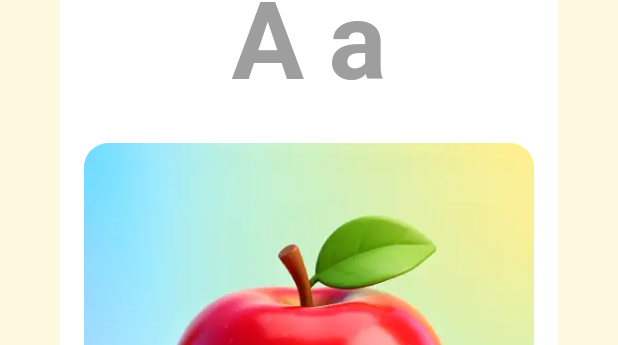
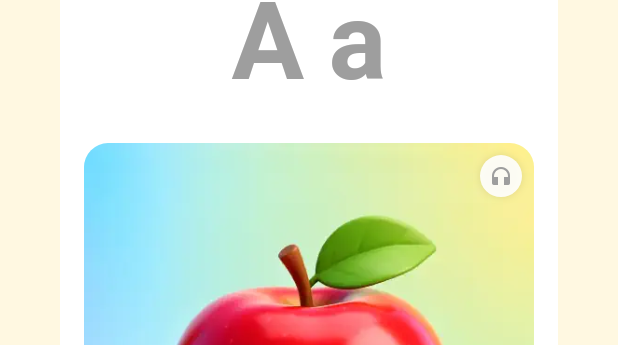
Before and after one commit to rickydZA/phonics_abc_app, a Flutter app: the LetterPopup widget shown alone on an empty page, opened directly with sample values from the repository, on a phone screen of 412 x 824 dp. Shown: the part 291-636 px from the top of the screen. Run offline on Flutter 3.47's test engine with Material 3 defaults, Android fonts, the phone set to English and light mode, and no system bars; our stand-ins replace audioplayers.

Commit message:
Add podcast episode links to letter popups (v0.1.0+7)
- Add podcastId field to LetterData model with URL mapping
- Add subtle podcast icon badge on letter images
- Implement podcast launching with loading state and error handling
- Convert LetterPopup to StatefulWidget for loading feedback
- Add error handling for mascot image with fallback
- Consistent error logging and mounted checks across URL launchers
- Podcast URLs link to englishteacher.com.tw/ywgssj episodes

Co-Authored-By: Claude Sonnet 4.5 <noreply@anthropic.com>

```diff
--- a/lib/data/letter_data.dart
+++ b/lib/data/letter_data.dart
@@ -1,46 +1,51 @@
 class LetterData {
+  static const String podcastBaseUrl = 'https://www.englishteacher.com.tw/ywgssj/';
+
   final String letter;
   final String word;
   final String imagePath;
   final String audioPath;
+  final int podcastId;
 
   const LetterData({
     required this.letter,
     required this.word,
     required this.imagePath,
     required this.audioPath,
+    required this.podcastId,
   });
 
   String get upperCase => letter.toUpperCase();
   String get lowerCase => letter.toLowerCase();
   String get capitalizedWord => word[0].toUpperCase() + word.substring(1);
+  String get podcastUrl => '$podcastBaseUrl$podcastId.html';
 }
 
 const List<LetterData> alphabetData = [
-  LetterData(letter: 'A', word: 'apple', imagePath: 'assets/images/a_apple.webp', audioPath: 'assets/audio/a.mp3'),
-  LetterData(letter: 'B', word: 'ball', imagePath: 'assets/images/b_ball.webp', audioPath: 'assets/audio/b.mp3'),
-  LetterData(letter: 'C', word: 'cat', imagePath: 'assets/images/c_cat.webp', audioPath: 'assets/audio/c.mp3'),
-  LetterData(letter: 'D', word: 'dog', imagePath: 'assets/images/d_dog.webp', audioPath: 'assets/audio/d.mp3'),
-  LetterData(letter: 'E', word: 'elephant', imagePath: 'assets/images/e_elephant.webp', audioPath: 'assets/audio/e.mp3'),
-  LetterData(letter: 'F', word: 'frog', imagePath: 'assets/images/f_frog.webp', audioPath: 'assets/audio/f.mp3'),
-  LetterData(letter: 'G', word: 'gorilla', imagePath: 'assets/images/g_gorilla.webp', audioPath: 'assets/audio/g.mp3'),
-  LetterData(letter: 'H', word: 'hat', imagePath: 'assets/images/h_hat.webp', audioPath: 'assets/audio/h.mp3'),
-  LetterData(letter: 'I', word: 'igloo', imagePath: 'assets/images/i_igloo.webp', audioPath: 'assets/audio/i.mp3'),
-  LetterData(letter: 'J', word: 'jam', imagePath: 'assets/images/j_jam.webp', audioPath: 'assets/audio/j.mp3'),
-  LetterData(letter: 'K', word: 'kite', imagePath: 'assets/images/k_kite.webp', audioPath: 'assets/audio/k.mp3'),
-  LetterData(letter: 'L', word: 'lion', imagePath: 'assets/images/l_lion.webp', audioPath: 'assets/audio/l.mp3'),
-  LetterData(letter: 'M', word: 'monkey', imagePath: 'assets/images/m_monkey.webp', audioPath: 'assets/audio/m.mp3'),
-  LetterData(letter: 'N', word: 'nurse', imagePath: 'assets/images/n_nurse.webp', audioPath: 'assets/audio/n.mp3'),
-  LetterData(letter: 'O', word: 'octopus', imagePath: 'assets/images/o_octopus.webp', audioPath: 'assets/audio/o.mp3'),
-  LetterData(letter: 'P', word: 'pig', imagePath: 'assets/images/p_pig.webp', audioPath: 'assets/audio/p.mp3'),
-  LetterData(letter: 'Q', word: 'queen', imagePath: 'assets/images/q_queen.webp', audioPath: 'assets/audio/q.mp3'),
-  LetterData(letter: 'R', word: 'rainbow', imagePath: 'assets/images/r_rainbow.webp', audioPath: 'assets/audio/r.mp3'),
-  LetterData(letter: 'S', word: 'sun', imagePath: 'assets/images/s_sun.webp', audioPath: 'assets/audio/s.mp3'),
-  LetterData(letter: 'T', word: 'turtle', imagePath: 'assets/images/t_turtle.webp', audioPath: 'assets/audio/t.mp3'),
-  LetterData(letter: 'U', word: 'umbrella', imagePath: 'assets/images/u_umbrella.webp', audioPath: 'assets/audio/u.mp3'),
-  LetterData(letter: 'V', word: 'violin', imagePath: 'assets/images/v_violin.webp', audioPath: 'assets/audio/v.mp3'),
-  LetterData(letter: 'W', word: 'window', imagePath: 'assets/images/w_window.webp', audioPath: 'assets/audio/w.mp3'),
-  LetterData(letter: 'X', word: 'fox', imagePath: 'assets/images/x_fox.webp', audioPath: 'assets/audio/x.mp3'),
-  LetterData(letter: 'Y', word: 'yellow', imagePath: 'assets/images/y_yellow.webp', audioPath: 'assets/audio/y.mp3'),
-  LetterData(letter: 'Z', word: 'zebra', imagePath: 'assets/images/z_zebra.webp', audioPath: 'assets/audio/z.mp3'),
+  LetterData(letter: 'A', word: 'apple', imagePath: 'assets/images/a_apple.webp', audioPath: 'assets/audio/a.mp3', podcastId: 16),
+  LetterData(letter: 'B', word: 'ball', imagePath: 'assets/images/b_ball.webp', audioPath: 'assets/audio/b.mp3', podcastId: 17),
+  LetterData(letter: 'C', word: 'cat', imagePath: 'assets/images/c_cat.webp', audioPath: 'assets/audio/c.mp3', podcastId: 18),
+  LetterData(letter: 'D', word: 'dog', imagePath: 'assets/images/d_dog.webp', audioPath: 'assets/audio/d.mp3', podcastId: 19),
+  LetterData(letter: 'E', word: 'elephant', imagePath: 'assets/images/e_elephant.webp', audioPath: 'assets/audio/e.mp3', podcastId: 20),
+  LetterData(letter: 'F', word: 'frog', imagePath: 'assets/images/f_frog.webp', audioPath: 'assets/audio/f.mp3', podcastId: 21),
+  LetterData(letter: 'G', word: 'gorilla', imagePath: 'assets/images/g_gorilla.webp', audioPath: 'assets/audio/g.mp3', podcastId: 22),
+  LetterData(letter: 'H', word: 'hat', imagePath: 'assets/images/h_hat.webp', audioPath: 'assets/audio/h.mp3', podcastId: 23),
+  LetterData(letter: 'I', word: 'igloo', imagePath: 'assets/images/i_igloo.webp', audioPath: 'assets/audio/i.mp3', podcastId: 24),
+  LetterData(letter: 'J', word: 'jam', imagePath: 'assets/images/j_jam.webp', audioPath: 'assets/audio/j.mp3', podcastId: 25),
+  LetterData(letter: 'K', word: 'kite', imagePath: 'assets/images/k_kite.webp', audioPath: 'assets/audio/k.mp3', podcastId: 26),
+  LetterData(letter: 'L', word: 'lion', imagePath: 'assets/images/l_lion.webp', audioPath: 'assets/audio/l.mp3', podcastId: 27),
+  LetterData(letter: 'M', word: 'monkey', imagePath: 'assets/images/m_monkey.webp', audioPath: 'assets/audio/m.mp3', podcastId: 28),
+  LetterData(letter: 'N', word: 'nurse', imagePath: 'assets/images/n_nurse.webp', audioPath: 'assets/audio/n.mp3', podcastId: 29),
+  LetterData(letter: 'O', word: 'octopus', imagePath: 'assets/images/o_octopus.webp', audioPath: 'assets/audio/o.mp3', podcastId: 30),
+  LetterData(letter: 'P', word: 'pig', imagePath: 'assets/images/p_pig.webp', audioPath: 'assets/audio/p.mp3', podcastId: 31),
+  LetterData(letter: 'Q', word: 'queen', imagePath: 'assets/images/q_queen.webp', audioPath: 'assets/audio/q.mp3', podcastId: 10),
+  LetterData(letter: 'R', word: 'rainbow', imagePath: 'assets/images/r_rainbow.webp', audioPath: 'assets/audio/r.mp3', podcastId: 36),
+  LetterData(letter: 'S', word: 'sun', imagePath: 'assets/images/s_sun.webp', audioPath: 'assets/audio/s.mp3', podcastId: 37),
+  LetterData(letter: 'T', word: 'turtle', imagePath: 'assets/images/t_turtle.webp', audioPath: 'assets/audio/t.mp3', podcastId: 38),
+  LetterData(letter: 'U', word: 'umbrella', imagePath: 'assets/images/u_umbrella.webp', audioPath: 'assets/audio/u.mp3', podcastId: 39),
+  LetterData(letter: 'V', word: 'violin', imagePath: 'assets/images/v_violin.webp', audioPath: 'assets/audio/v.mp3', podcastId: 40),
+  LetterData(letter: 'W', word: 'window', imagePath: 'assets/images/w_window.webp', audioPath: 'assets/audio/w.mp3', podcastId: 43),
+  LetterData(letter: 'X', word: 'fox', imagePath: 'assets/images/x_fox.webp', audioPath: 'assets/audio/x.mp3', podcastId: 42),
+  LetterData(letter: 'Y', word: 'yellow', imagePath: 'assets/images/y_yellow.webp', audioPath: 'assets/audio/y.mp3', podcastId: 44),
+  LetterData(letter: 'Z', word: 'zebra', imagePath: 'assets/images/z_zebra.webp', audioPath: 'assets/audio/z.mp3', podcastId: 45),
 ];
--- a/lib/widgets/letter_popup.dart
+++ b/lib/widgets/letter_popup.dart
@@ -5,7 +5,7 @@ import '../constants/branding.dart';
 import '../data/letter_data.dart';
 import '../services/audio_service.dart';
 
-class LetterPopup extends StatelessWidget {
+class LetterPopup extends StatefulWidget {
   final LetterData letterData;
   final Color tileColor;
 
@@ -14,6 +14,13 @@ class LetterPopup extends StatelessWidget {
     required this.letterData,
     required this.tileColor,
   });
+
+  @override
+  State<LetterPopup> createState() => _LetterPopupState();
+}
+
+class _LetterPopupState extends State<LetterPopup> {
+  bool _isLaunching = false;
 
   @override
   Widget build(BuildContext context) {
@@ -58,20 +65,20 @@ class LetterPopup extends StatelessWidget {
               mainAxisAlignment: MainAxisAlignment.center,
               children: [
                 Text(
-                  letterData.upperCase,
+                  widget.letterData.upperCase,
                   style: TextStyle(
                     fontSize: 72,
                     fontWeight: FontWeight.bold,
-                    color: tileColor,
+                    color: widget.tileColor,
                   ),
                 ),
                 const SizedBox(width: 16),
                 Text(
-                  letterData.lowerCase,
+                  widget.letterData.lowerCase,
                   style: TextStyle(
                     fontSize: 72,
                     fontWeight: FontWeight.bold,
-                    color: tileColor,
+                    color: widget.tileColor,
                   ),
                 ),
               ],
@@ -82,11 +89,11 @@ class LetterPopup extends StatelessWidget {
             const SizedBox(height: 16),
             // Word text
             Text(
-              letterData.capitalizedWord,
+              widget.letterData.capitalizedWord,
               style: TextStyle(
                 fontSize: 32,
                 fontWeight: FontWeight.w600,
-                color: tileColor,
+                color: widget.tileColor,
               ),
             ),
             const SizedBox(height: 12),
@@ -104,6 +111,22 @@ class LetterPopup extends StatelessWidget {
                         width: 20,
                         height: 20,
                         fit: BoxFit.cover,
+                        errorBuilder: (context, error, stackTrace) {
+                          // Fallback: show small icon if mascot image fails
+                          return Container(
+                            width: 20,
+                            height: 20,
+                            decoration: BoxDecoration(
+                              color: AppColors.textPrimary.withValues(alpha: 0.1),
+                              shape: BoxShape.circle,
+                            ),
+                            child: Icon(
+                              Icons.school,
+                              size: 12,
+                              color: AppColors.textPrimary.withValues(alpha: 0.4),
+                            ),
+                          );
+                        },
                       ),
                     ),
                     const SizedBox(width: 6),
@@ -135,7 +158,7 @@ class LetterPopup extends StatelessWidget {
         await launchUrl(uri, mode: LaunchMode.externalApplication);
       } else {
         // Show message if no browser available (common on emulators)
-        if (context.mounted) {
+        if (mounted) {
           ScaffoldMessenger.of(context).showSnackBar(
             SnackBar(
               content: Text('Visit: ${Branding.website}'),
@@ -146,13 +169,54 @@ class LetterPopup extends StatelessWidget {
       }
     } catch (e) {
       // Handle launch errors gracefully
-      if (context.mounted) {
+      debugPrint('Error launching website: $e');
+      if (mounted) {
         ScaffoldMessenger.of(context).showSnackBar(
           SnackBar(
             content: Text('Visit: ${Branding.website}'),
             duration: const Duration(seconds: 3),
           ),
         );
+      }
+    }
+  }
+
+  Future<void> _launchPodcast(String url) async {
+    if (_isLaunching) return;
+
+    setState(() {
+      _isLaunching = true;
+    });
+
+    try {
+      final uri = Uri.parse(url);
+      if (await canLaunchUrl(uri)) {
+        await launchUrl(uri, mode: LaunchMode.externalApplication);
+      } else {
+        if (mounted) {
+          ScaffoldMessenger.of(context).showSnackBar(
+            const SnackBar(
+              content: Text('Cannot open podcast link'),
+              duration: Duration(seconds: 2),
+            ),
+          );
+        }
+      }
+    } catch (e) {
+      debugPrint('Error launching podcast: $e');
+      if (mounted) {
+        ScaffoldMessenger.of(context).showSnackBar(
+          const SnackBar(
+            content: Text('Error opening podcast'),
+            duration: Duration(seconds: 2),
+          ),
+        );
+      }
+    } finally {
+      if (mounted) {
+        setState(() {
+          _isLaunching = false;
+        });
       }
     }
   }
@@ -167,22 +231,22 @@ class LetterPopup extends StatelessWidget {
           children: [
             Positioned.fill(
               child: Image.asset(
-                letterData.imagePath,
+                widget.letterData.imagePath,
                 fit: BoxFit.cover,
                 errorBuilder: (context, error, stackTrace) {
                   // Fallback: colored circle with letter
                   return Container(
                     decoration: BoxDecoration(
-                      color: tileColor.withValues(alpha: 0.2),
+                      color: widget.tileColor.withValues(alpha: 0.2),
                       shape: BoxShape.circle,
                     ),
                     child: Center(
                       child: Text(
-                        letterData.upperCase,
+                        widget.letterData.upperCase,
                         style: TextStyle(
                           fontSize: size * 0.5,
                           fontWeight: FontWeight.bold,
-                          color: tileColor,
+                          color: widget.tileColor,
                         ),
                       ),
                     ),
@@ -194,7 +258,45 @@ class LetterPopup extends StatelessWidget {
               child: Material(
                 color: Colors.transparent,
                 child: InkWell(
-                  onTap: () => AudioService().play(letterData.letter),
+                  onTap: () => AudioService().play(widget.letterData.letter),
+                ),
+              ),
+            ),
+            Positioned(
+              top: 8,
+              right: 8,
+              child: GestureDetector(
+                onTap: _isLaunching ? null : () => _launchPodcast(widget.letterData.podcastUrl),
+                behavior: HitTestBehavior.opaque,
+                child: AnimatedContainer(
+                  duration: const Duration(milliseconds: 150),
+                  padding: const EdgeInsets.all(6),
+                  decoration: BoxDecoration(
+                    color: _isLaunching
+                        ? Colors.grey.withValues(alpha: 0.9)
+                        : Colors.white.withValues(alpha: 0.9),
+                    shape: BoxShape.circle,
+                    boxShadow: [
+                      BoxShadow(
+                        color: Colors.black.withValues(alpha: 0.1),
+                        blurRadius: 4,
+                      ),
+                    ],
+                  ),
+                  child: _isLaunching
+                      ? SizedBox(
+                          width: 16,
+                          height: 16,
+                          child: CircularProgressIndicator(
+                            strokeWidth: 2,
+                            valueColor: AlwaysStoppedAnimation<Color>(widget.tileColor),
+                          ),
+                        )
+                      : Icon(
+                          Icons.headphones,
+                          size: 16,
+                          color: widget.tileColor,
+                        ),
                 ),
               ),
             ),
--- a/pubspec.yaml
+++ b/pubspec.yaml
@@ -1,7 +1,7 @@
 name: phonics_abc_app
 description: "A phonics learning app for young English learners to practice the alphabet."
 publish_to: 'none'
-version: 0.1.0+6
+version: 0.1.0+7
 
 environment:
   sdk: ^3.10.4
```
